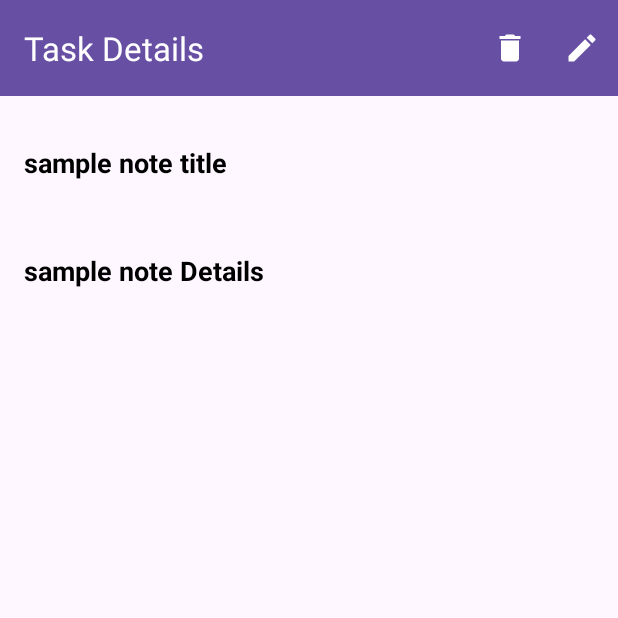
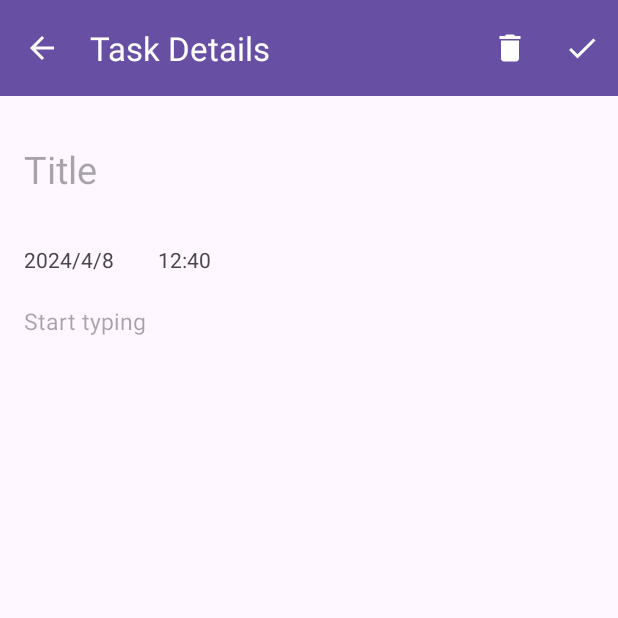
Before and after one commit to SaingHmineTun/ToDoApp, an Android app: the DetailActivity screen opened directly, with no data from a screen before it, on a phone screen of 412 x 824 dp, the top half of it. Run offline under Robolectric (Android 15) with nearby library versions, the phone set to English and light mode, and no system bars; 6 statements that could not run were skipped.

```diff
--- a/app/src/main/java/com/example/todoapp/Adapter.java
+++ b/app/src/main/java/com/example/todoapp/Adapter.java
@@ -70,4 +70,5 @@ public class Adapter extends RecyclerView.Adapter<Adapter.ViewHolder>  {
     }
 
 
+
 }
--- a/app/src/main/java/com/example/todoapp/DetailActivity.java
+++ b/app/src/main/java/com/example/todoapp/DetailActivity.java
@@ -4,32 +4,56 @@ import androidx.annotation.NonNull;
 import androidx.appcompat.app.AppCompatActivity;
 
 import androidx.appcompat.widget.Toolbar;
+import androidx.core.content.ContextCompat;
+
+import android.content.Context;
 import android.content.Intent;
+import android.graphics.Color;
+import android.graphics.PorterDuff;
+import android.graphics.drawable.Drawable;
 import android.os.Bundle;
 import android.view.Menu;
 import android.view.MenuInflater;
 import android.view.MenuItem;
+import android.view.View;
+import android.view.inputmethod.InputMethodManager;
+import android.widget.EditText;
 import android.widget.TextView;
 import android.widget.Toast;
 
+import java.text.SimpleDateFormat;
+import java.util.Date;
+
 public class DetailActivity extends AppCompatActivity {
-    TextView showTitle,showDetail;
+
     int id;
+    EditText editTextTitle,editTextDetail;
+    TextView date,time;
 
     @Override
     protected void onCreate(Bundle savedInstanceState) {
         super.onCreate(savedInstanceState);
         setContentView(R.layout.activity_detail);
+        date = findViewById(R.id.date);
+        time = findViewById(R.id.time);
+       editTextTitle = findViewById(R.id.editTextTitle);
+       editTextDetail = findViewById(R.id.editTextDetail);
+       editTextDetail.setHint("Start typing");
+        editTextTitle.setHint("Title");
         Toolbar toolbar = findViewById(R.id.toolbarDetail);
         setSupportActionBar(toolbar);
-        showTitle = findViewById(R.id.showTitle);
-        showDetail = findViewById(R.id.showDetail);
+        Drawable backArrow = ContextCompat.getDrawable(this, R.drawable.baseline_arrow_back_24);
+        backArrow.setColorFilter(Color.WHITE, PorterDuff.Mode.SRC_ATOP);
+        getSupportActionBar().setDisplayHomeAsUpEnabled(true);
+        getSupportActionBar().setHomeAsUpIndicator(backArrow);
         TaskDataBaseHelper taskDataBaseHelper = new TaskDataBaseHelper(this);
         Intent intent = getIntent();
         id = intent.getIntExtra("ID",0);
         TaskModel taskModel = taskDataBaseHelper.getTasksByID(id);
-        showTitle.setText(taskModel.getTaskTitle());
-        showDetail.setText(taskModel.getTaskDetail());
+        date.setText(taskModel.getTaskDate());
+        time.setText(taskModel.getTaskTime());
+         editTextTitle.setText(taskModel.getTaskTitle());
+        editTextDetail.setText(taskModel.getTaskDetail());
         Toast.makeText(getApplicationContext(),"id"+taskModel.getId(),Toast.LENGTH_SHORT).show();
     }
 
@@ -37,7 +61,7 @@ public class DetailActivity extends AppCompatActivity {
     public boolean onCreateOptionsMenu(Menu menu) {
         MenuInflater inflater = getMenuInflater();
         inflater.inflate(R.menu.delete_menu,menu);
-        inflater.inflate(R.menu.edit_menu,menu);
+        inflater.inflate(R.menu.save_menu,menu);
         return  true;
     }
 
@@ -55,12 +79,46 @@ public class DetailActivity extends AppCompatActivity {
             Intent intent1 = new Intent(DetailActivity.this, MainActivity.class);
             startActivity(intent1);
         }
-        if(item.getItemId() == R.id.edit){
-            Intent intent = new Intent(DetailActivity.this,EditActivity.class);
-            intent.putExtra("ID",id);
-            startActivity(intent);
+        if(item.getItemId() == R.id.save){
+
+            String date = getCurrentDate();
+            String time = getCurrentTime();
+            String newTitle = editTextTitle.getText().toString();
+            String newDetail = editTextDetail.getText().toString();
+            TaskModel updatedTask = new TaskModel(id, newTitle, newDetail, date, time);
+            if (!newTitle.isEmpty() && !newDetail.isEmpty()) {
+                TaskDataBaseHelper db = new TaskDataBaseHelper(DetailActivity.this);
+                db.updateTask(updatedTask);
+                Toast.makeText(getApplicationContext(), "Task updated", Toast.LENGTH_SHORT).show();
+                hideKeyboard();
+               editTextTitle.clearFocus();
+               editTextDetail.clearFocus();
+
+            } else {
+                Toast.makeText(getApplicationContext(), "Title and Detail cannot be empty", Toast.LENGTH_SHORT).show();
+            }
             return  true;
         }
         return  super.onOptionsItemSelected(item);
     }
+    private String getCurrentDate() {
+        SimpleDateFormat dateFormat = new SimpleDateFormat("yyyy/MM/dd");
+        String formattedDate = dateFormat.format(new Date());
+        return formattedDate;
+    }
+
+    private String getCurrentTime() {
+        SimpleDateFormat timeFormat = new SimpleDateFormat("HH:mm");
+        String formattedTime = timeFormat.format(new Date());
+        return formattedTime;
+    }
+    private void hideKeyboard() {
+        View view = this.getCurrentFocus();
+        if (view != null) {
+            InputMethodManager imm = (InputMethodManager) getSystemService(Context.INPUT_METHOD_SERVICE);
+            imm.hideSoftInputFromWindow(view.getWindowToken(), 0);
+        }
+    }
+
+
 }
--- /dev/null
+++ b/app/src/main/res/drawable/baseline_arrow_back_24.xml
@@ -0,0 +1,5 @@
+<vector android:autoMirrored="true" android:height="24dp"
+    android:tint="#FFFFFF" android:viewportHeight="24"
+    android:viewportWidth="24" android:width="24dp" xmlns:android="http://schemas.android.com/apk/res/android">
+    <path android:fillColor="@android:color/white" android:pathData="M20,11H7.83l5.59,-5.59L12,4l-8,8 8,8 1.41,-1.41L7.83,13H20v-2z"/>
+</vector>
--- /dev/null
+++ b/app/src/main/res/drawable/baseline_calendar_month_24.xml
@@ -0,0 +1,5 @@
+<vector android:height="24dp" android:tint="#FFFFFF"
+    android:viewportHeight="24" android:viewportWidth="24"
+    android:width="24dp" xmlns:android="http://schemas.android.com/apk/res/android">
+    <path android:fillColor="@android:color/white" android:pathData="M19,4h-1V2h-2v2H8V2H6v2H5C3.89,4 3.01,4.9 3.01,6L3,20c0,1.1 0.89,2 2,2h14c1.1,0 2,-0.9 2,-2V6C21,4.9 20.1,4 19,4zM19,20H5V10h14V20zM9,14H7v-2h2V14zM13,14h-2v-2h2V14zM17,14h-2v-2h2V14zM9,18H7v-2h2V18zM13,18h-2v-2h2V18zM17,18h-2v-2h2V18z"/>
+</vector>
--- /dev/null
+++ b/app/src/main/res/drawable/baseline_done_24.xml
@@ -0,0 +1,5 @@
+<vector android:height="24dp" android:tint="#FFFFFF"
+    android:viewportHeight="24" android:viewportWidth="24"
+    android:width="24dp" xmlns:android="http://schemas.android.com/apk/res/android">
+    <path android:fillColor="@android:color/white" android:pathData="M9,16.2L4.8,12l-1.4,1.4L9,19 21,7l-1.4,-1.4L9,16.2z"/>
+</vector>
--- a/app/src/main/res/layout/activity_add_task.xml
+++ b/app/src/main/res/layout/activity_add_task.xml
@@ -6,7 +6,7 @@
     android:layout_height="match_parent"
     tools:context=".AddTaskActivity">
     <androidx.appcompat.widget.Toolbar
-        android:id="@+id/toolbar"
+        android:id="@+id/toolbarAddTask"
         android:layout_width="match_parent"
         android:layout_height="?attr/actionBarSize"
         android:background="?attr/colorPrimary"
@@ -29,7 +29,7 @@
         android:textSize="20sp"
         app:layout_constraintEnd_toEndOf="parent"
         app:layout_constraintStart_toStartOf="parent"
-        app:layout_constraintTop_toBottomOf="@+id/toolbar" />
+        app:layout_constraintTop_toBottomOf="@+id/toolbarAddTask" />
 
     <EditText
         android:id="@+id/noteDetail"
--- a/app/src/main/res/layout/activity_detail.xml
+++ b/app/src/main/res/layout/activity_detail.xml
@@ -17,35 +17,71 @@
         app:layout_constraintStart_toStartOf="parent"
         app:layout_constraintEnd_toEndOf="parent" />
 
-    <TextView
-        android:id="@+id/showTitle"
-        android:layout_width="wrap_content"
-        android:layout_height="wrap_content"
-        android:layout_marginStart="8dp"
-        android:layout_marginTop="96dp"
-        android:layout_marginEnd="8dp"
-        android:text="sample note title"
-        android:textColor="#000000"
-        android:textSize="18sp"
-        android:textStyle="bold"
-        app:layout_constraintEnd_toEndOf="parent"
-        app:layout_constraintHorizontal_bias="0.03"
-        app:layout_constraintStart_toStartOf="parent"
-        app:layout_constraintTop_toTopOf="parent" />
 
-    <TextView
-        android:id="@+id/showDetail"
+    <EditText
+        android:id="@+id/editTextTitle"
+        style="@style/NoUnderlineEditText"
         android:layout_width="0dp"
         android:layout_height="wrap_content"
         android:layout_marginStart="16dp"
-        android:layout_marginTop="168dp"
+        android:layout_marginTop="16dp"
         android:layout_marginEnd="16dp"
-        android:text="sample note Details"
-        android:textColor="#000000"
-        android:textSize="18sp"
-        android:textStyle="bold"
+        android:layout_marginBottom="16dp"
+        android:autofillHints="Title"
+        android:hint="Enter your text here"
+        android:textSize="25dp"
+        app:layout_constraintBottom_toBottomOf="parent"
         app:layout_constraintEnd_toEndOf="parent"
-        app:layout_constraintHorizontal_bias="0.101"
+        app:layout_constraintHorizontal_bias="1.0"
         app:layout_constraintStart_toStartOf="parent"
-        app:layout_constraintTop_toTopOf="parent" />
+        app:layout_constraintTop_toTopOf="parent"
+        app:layout_constraintVertical_bias="0.105" />
+
+    <EditText
+        android:id="@+id/editTextDetail"
+        style="@style/NoUnderlineEditText"
+        android:layout_width="0dp"
+        android:layout_height="wrap_content"
+        android:layout_marginStart="16dp"
+        android:layout_marginTop="16dp"
+        android:layout_marginEnd="16dp"
+        android:layout_marginBottom="16dp"
+        android:hint="Enter your text here"
+        android:textSize="15dp"
+        app:layout_constraintBottom_toBottomOf="parent"
+        app:layout_constraintEnd_toEndOf="parent"
+        app:layout_constraintHorizontal_bias="0.0"
+        app:layout_constraintStart_toStartOf="parent"
+        app:layout_constraintTop_toBottomOf="@+id/editTextTitle"
+        app:layout_constraintVertical_bias="0.089" />
+
+
+    <TextView
+        android:id="@+id/date"
+        android:layout_width="wrap_content"
+        android:layout_height="wrap_content"
+        android:layout_marginTop="16dp"
+        android:layout_marginBottom="16dp"
+        android:text="2024/4/8"
+        app:layout_constraintBottom_toTopOf="@+id/editTextDetail"
+        app:layout_constraintEnd_toEndOf="parent"
+        app:layout_constraintHorizontal_bias="0.045"
+        app:layout_constraintStart_toStartOf="parent"
+        app:layout_constraintTop_toBottomOf="@+id/editTextTitle"
+        app:layout_constraintVertical_bias="0.8" />
+
+    <TextView
+        android:id="@+id/time"
+        android:layout_width="wrap_content"
+        android:layout_height="wrap_content"
+        android:layout_marginStart="16dp"
+        android:text="12:40"
+        app:layout_constraintBottom_toBottomOf="@+id/date"
+        app:layout_constraintEnd_toEndOf="parent"
+        app:layout_constraintHorizontal_bias="0.247"
+        app:layout_constraintStart_toStartOf="parent"
+        app:layout_constraintTop_toBottomOf="@+id/editTextTitle"
+        app:layout_constraintVertical_bias="1.0" />
+
+
 </androidx.constraintlayout.widget.ConstraintLayout>
--- a/app/src/main/res/menu/edit_menu.xml
+++ b/app/src/main/res/menu/save_menu.xml
@@ -3,8 +3,8 @@
     xmlns:app="http://schemas.android.com/apk/res-auto">
 
     <item
-        android:id="@+id/edit"
+        android:id="@+id/save"
         app:showAsAction="ifRoom"
-        android:title="edit"
-        android:icon="@drawable/edit"/>
+        android:title="save"
+        android:icon="@drawable/baseline_done_24"/>
 </menu>
--- a/app/src/main/res/values/colors.xml
+++ b/app/src/main/res/values/colors.xml
@@ -2,4 +2,6 @@
 <resources>
     <color name="black">#FF000000</color>
     <color name="white">#FFFFFFFF</color>
+    <color name="cyan">#FF00FFFF</color>
+    <color name="indigo">#FF4B0082</color>
 </resources>
--- /dev/null
+++ b/app/src/main/res/values/styles.xml
@@ -0,0 +1,9 @@
+<?xml version="1.0" encoding="utf-8"?>
+<resources>
+    <style name="RoundedShape">
+        <item name="cornerSize">50%</item> <!-- Change this value as per your requirement -->
+    </style>
+    <style name="NoUnderlineEditText" parent="Widget.AppCompat.EditText">
+        <item name="android:background">@android:color/transparent</item>
+    </style>
+</resources>
```
Also changed, not shown: app/src/main/java/com/example/todoapp/AddTaskActivity.java (+14 -1 lines), app/src/main/java/com/example/todoapp/MainActivity.java (+34 -3 lines), app/src/main/res/layout/activity_main.xml (+19 -13 lines).
